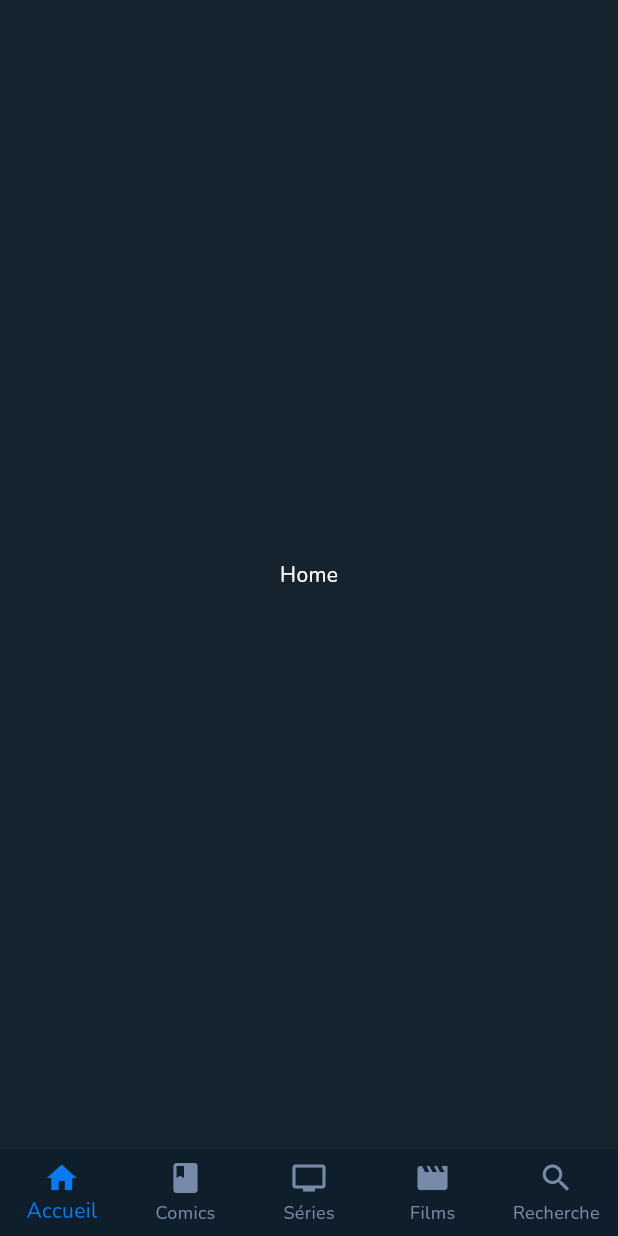
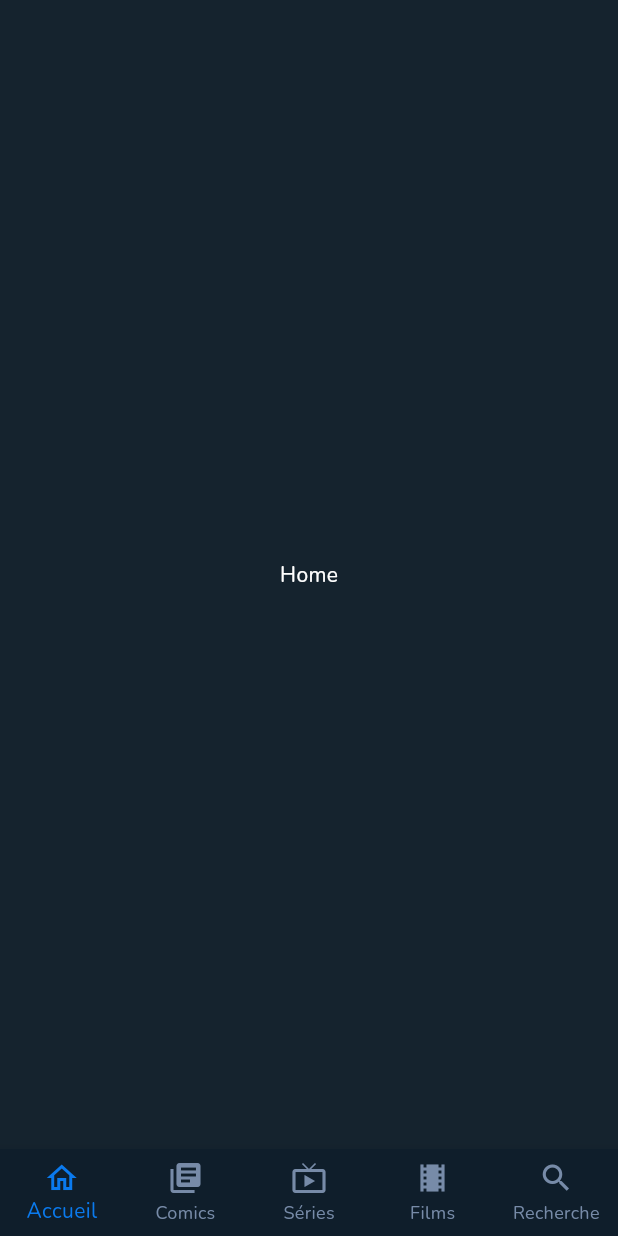
Before and after one commit to thomasbougrain2/mobileProject, a Flutter app: the screen it shows after launch, on a phone screen of 412 x 824 dp. Run offline on Flutter 3.47's test engine with Material 3 defaults, Android fonts, the light colour scheme and no system bars; our stand-ins replace google_fonts.

Commit message:
Nouveau main screen + liste de films acutalisée

```diff
--- a/lib/screens/main_screen.dart
+++ b/lib/screens/main_screen.dart
@@ -1,16 +1,11 @@
-// main_screen.dart
+import 'package:flutter/material.dart';
 
-import 'package:flutter/material.dart';
-import '/models/movie.dart';
-import '/models/series.dart';
-import 'movie_list_screen.dart';
-import 'series_list_screen.dart';
 
 class MainScreen extends StatefulWidget {
-  const MainScreen({Key? key}) : super(key: key);
+  const MainScreen({super.key});
 
   @override
-  _MainScreenState createState() => _MainScreenState();
+  State<MainScreen> createState() => _MainScreenState();
 }
 
 class _MainScreenState extends State<MainScreen> {
@@ -37,59 +32,46 @@ class _MainScreenState extends State<MainScreen> {
   }
 
   Widget _getContent() {
+    // TODO Remplacer par les écrans
     switch (AppTabs.values[_currentTabPosition]) {
       case AppTabs.home:
-        return const Center(child: Text('Home'));
+        return const Center(child: Text('Home', style: TextStyle(color: Colors.white)));
       case AppTabs.comics:
-        return const Center(child: Text('Comics'));
+        return const Center(child: Text('Comics', style: TextStyle(color: Colors.white)));
       case AppTabs.series:
-        return SeriesPage(); // Afficher la page des séries
+        return const Center(child: Text('Séries', style: TextStyle(color: Colors.white)));
       case AppTabs.movies:
-        return MoviesPage(); // Afficher la page des films
+        return const Center(child: Text('Films', style: TextStyle(color: Colors.white)));
       case AppTabs.search:
-        return const Center(child: Text('Recherche'));
-      default:
-        return const SizedBox(); // Par défaut, renvoyer un widget vide
+        return const Center(child: Text('Recherche', style: TextStyle(color: Colors.white)));
     }
   }
 }
 
 enum AppTabs {
-  home,
-  comics,
-  series,
-  movies,
-  search,
+  home(
+    'Accueil',
+    Icons.home_outlined,
+  ),
+  comics(
+    'Comics',
+    Icons.library_books,
+  ),
+  series(
+    'Séries',
+    Icons.live_tv,
+  ),
+  movies(
+    'Films',
+    Icons.local_movies,
+  ),
+  search(
+    'Recherche',
+    Icons.search,
+  );
+
+  final String label;
+  final IconData icon;
+
+  const AppTabs(this.label, this.icon);
 }
-
-extension AppTabsExtension on AppTabs {
-  String get label {
-    switch (this) {
-      case AppTabs.home:
-        return 'Accueil';
-      case AppTabs.comics:
-        return 'Comics';
-      case AppTabs.series:
-        return 'Séries';
-      case AppTabs.movies:
-        return 'Films';
-      case AppTabs.search:
-        return 'Recherche';
-    }
-  }
-
-  IconData get icon {
-    switch (this) {
-      case AppTabs.home:
-        return Icons.home;
-      case AppTabs.comics:
-        return Icons.book;
-      case AppTabs.series:
-        return Icons.tv;
-      case AppTabs.movies:
-        return Icons.movie;
-      case AppTabs.search:
-        return Icons.search;
-    }
-  }
-}
--- a/pubspec.yaml
+++ b/pubspec.yaml
@@ -97,8 +97,3 @@ flutter:
   #
   # For details regarding fonts from package dependencies,
   # see https://flutter.dev/custom-fonts/#from-packages
-
-  fonts:
-    - family: Nunito
-      fonts:
-        - asset: fonts/Nunito-VariableFont_wght.ttf
```
Also changed, not shown: lib/screens/movie_list_screen.dart (+25 -7 lines).
